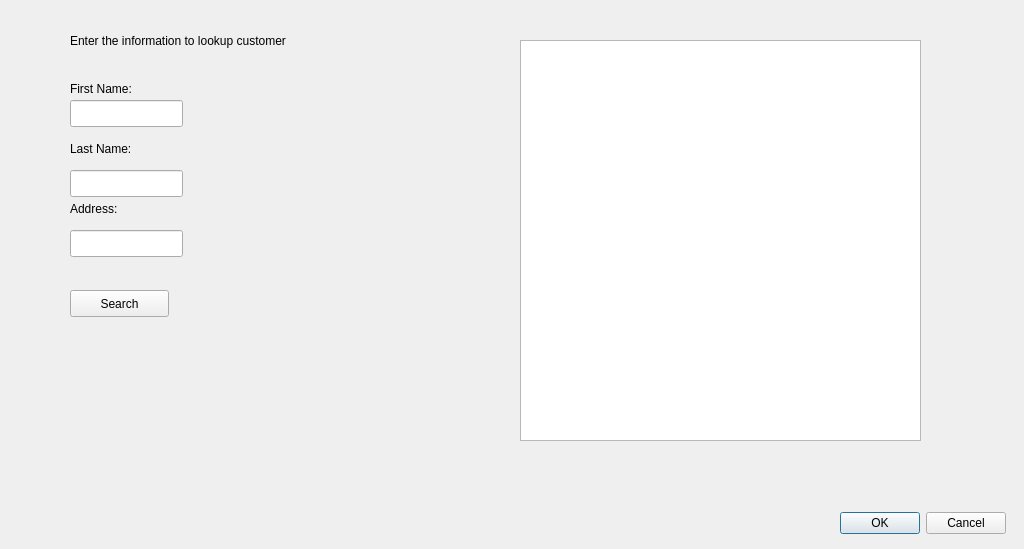
Old version of the form venv/bin/UI/customerSearch.ui in the repository nervousemu/Why-Not.
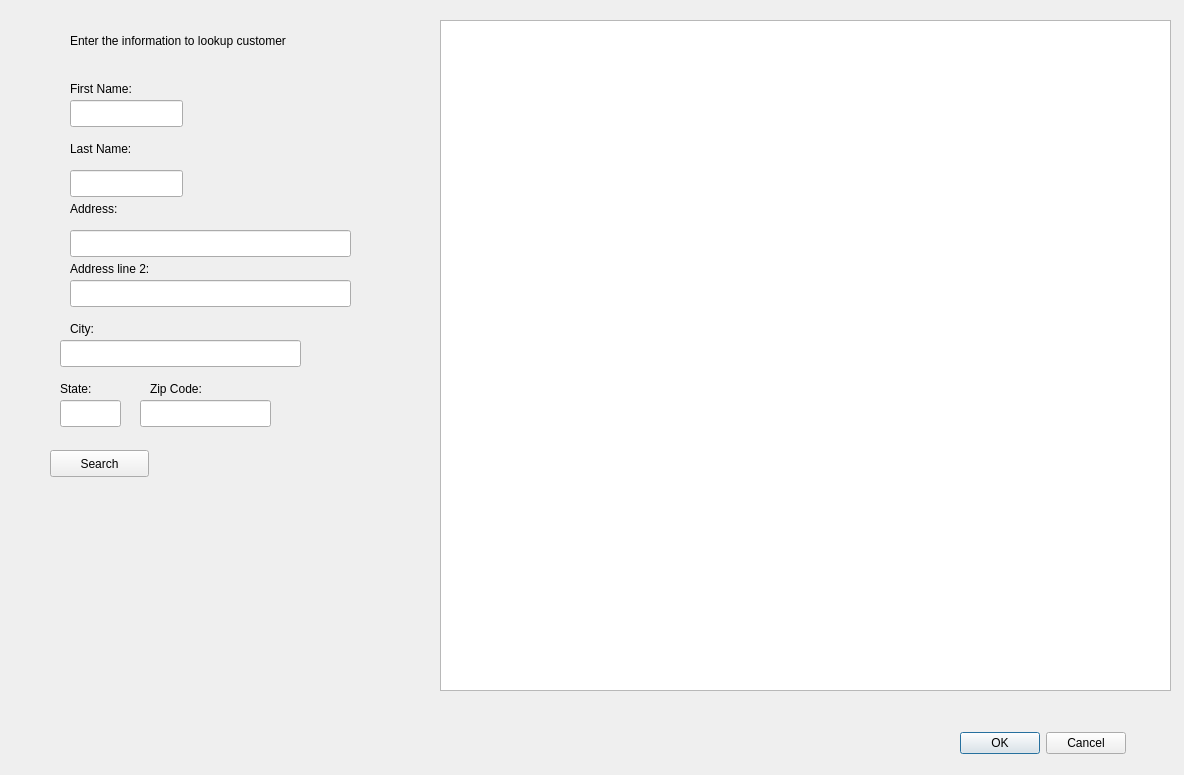
New version of the form.

What changed in the file:
```diff
--- a/venv/bin/UI/customerSearch.ui
+++ b/venv/bin/UI/customerSearch.ui
@@ -6,8 +6,8 @@
    <rect>
     <x>0</x>
     <y>0</y>
-    <width>1024</width>
-    <height>549</height>
+    <width>1184</width>
+    <height>775</height>
    </rect>
   </property>
   <property name="windowTitle">
@@ -90,26 +90,16 @@
     <rect>
      <x>70</x>
      <y>230</y>
-     <width>113</width>
+     <width>281</width>
      <height>27</height>
     </rect>
    </property>
   </widget>
-  <widget class="QListView" name="listView">
-   <property name="geometry">
-    <rect>
-     <x>520</x>
-     <y>40</y>
-     <width>401</width>
-     <height>401</height>
-    </rect>
-   </property>
-  </widget>
   <widget class="QPushButton" name="pushButton">
    <property name="geometry">
     <rect>
-     <x>70</x>
-     <y>290</y>
+     <x>50</x>
+     <y>450</y>
      <width>99</width>
      <height>27</height>
     </rect>
@@ -121,8 +111,8 @@
   <widget class="QDialogButtonBox" name="buttonBox">
    <property name="geometry">
     <rect>
-     <x>830</x>
-     <y>510</y>
+     <x>950</x>
+     <y>730</y>
      <width>176</width>
      <height>27</height>
     </rect>
@@ -131,6 +121,108 @@
     <set>QDialogButtonBox::Cancel|QDialogButtonBox::Ok</set>
    </property>
   </widget>
+  <widget class="QLabel" name="label_5">
+   <property name="geometry">
+    <rect>
+     <x>70</x>
+     <y>260</y>
+     <width>111</width>
+     <height>17</height>
+    </rect>
+   </property>
+   <property name="text">
+    <string>Address line 2:</string>
+   </property>
+  </widget>
+  <widget class="QLineEdit" name="address2Edit">
+   <property name="geometry">
+    <rect>
+     <x>70</x>
+     <y>280</y>
+     <width>281</width>
+     <height>27</height>
+    </rect>
+   </property>
+  </widget>
+  <widget class="QLabel" name="label_6">
+   <property name="geometry">
+    <rect>
+     <x>70</x>
+     <y>320</y>
+     <width>68</width>
+     <height>17</height>
+    </rect>
+   </property>
+   <property name="text">
+    <string>City:</string>
+   </property>
+  </widget>
+  <widget class="QLineEdit" name="cityEdit">
+   <property name="geometry">
+    <rect>
+     <x>60</x>
+     <y>340</y>
+     <width>241</width>
+     <height>27</height>
+    </rect>
+   </property>
+  </widget>
+  <widget class="QLabel" name="label_7">
+   <property name="geometry">
+    <rect>
+     <x>60</x>
+     <y>380</y>
+     <width>68</width>
+     <height>17</height>
+    </rect>
+   </property>
+   <property name="text">
+    <string>State:</string>
+   </property>
+  </widget>
+  <widget class="QLineEdit" name="stateEdit">
+   <property name="geometry">
+    <rect>
+     <x>60</x>
+     <y>400</y>
+     <width>61</width>
+     <height>27</height>
+    </rect>
+   </property>
+  </widget>
+  <widget class="QLabel" name="label_8">
+   <property name="geometry">
+    <rect>
+     <x>150</x>
+     <y>380</y>
+     <width>68</width>
+     <height>17</height>
+    </rect>
+   </property>
+   <property name="text">
+    <string>Zip Code:</string>
+   </property>
+  </widget>
+  <widget class="QLineEdit" name="zipEdit">
+   <property name="geometry">
+    <rect>
+     <x>140</x>
+     <y>400</y>
+     <width>131</width>
+     <height>27</height>
+    </rect>
+   </property>
+  </widget>
+  <widget class="QTableWidget" name="tableWidget">
+   <property name="geometry">
+    <rect>
+     <x>440</x>
+     <y>20</y>
+     <width>731</width>
+     <height>671</height>
+    </rect>
+   </property>
+  </widget>
  </widget>
  <resources/>
  <connections/>
```
Left out of the diff: 6 changed lines with no effect on the pictures.
